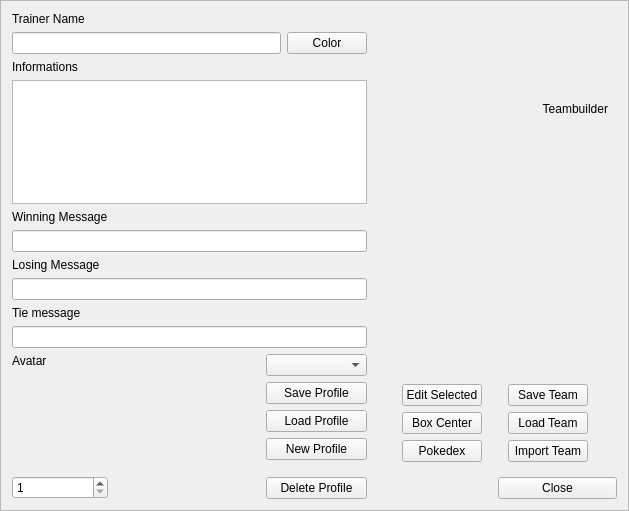
This is src/Teambuilder/trainermenu.ui in po-devs/pokemon-online as Qt 5 draws it before an edit. The edited form follows.
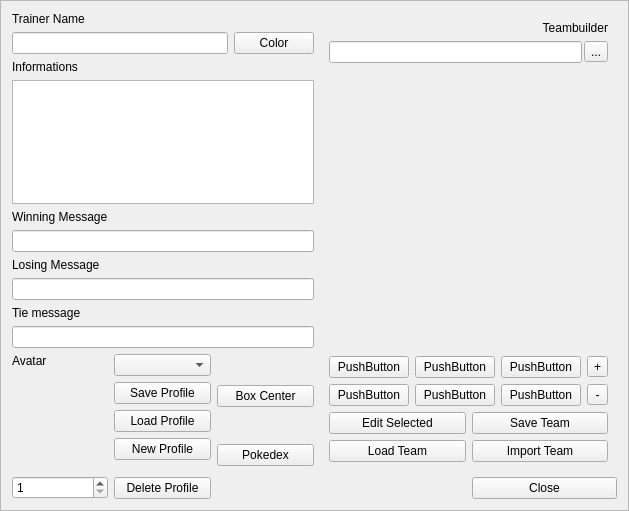
This is the edited form. Custom widgets are drawn as their Qt base class.

Commit message: started doing UI for multiple teams

Diff of the .ui file:
```diff
--- a/src/Teambuilder/trainermenu.ui
+++ b/src/Teambuilder/trainermenu.ui
@@ -110,7 +110,7 @@
       <widget class="QLineEdit" name="tieMessage"/>
      </item>
      <item>
-      <layout class="QHBoxLayout" name="horizontalLayout_2" stretch="0,3,2">
+      <layout class="QHBoxLayout" name="horizontalLayout_2" stretch="0,1,1">
        <item>
         <layout class="QVBoxLayout" name="verticalLayout_3">
          <item>
@@ -166,19 +166,6 @@
          </item>
         </layout>
        </item>
-       <item>
-        <spacer name="horizontalSpacer_4">
-         <property name="orientation">
-          <enum>Qt::Horizontal</enum>
-         </property>
-         <property name="sizeHint" stdset="0">
-          <size>
-           <width>40</width>
-           <height>20</height>
-          </size>
-         </property>
-        </spacer>
-       </item>
        <item>
         <layout class="QVBoxLayout" name="verticalLayout_2">
          <item>
@@ -227,13 +214,31 @@
          </item>
         </layout>
        </item>
+       <item>
+        <layout class="QVBoxLayout" name="verticalLayout_5">
+         <item>
+          <widget class="QPushButton" name="boxCenter">
+           <property name="text">
+            <string>Box Center</string>
+           </property>
+          </widget>
+         </item>
+         <item>
+          <widget class="QPushButton" name="pokedex">
+           <property name="text">
+            <string>Pokedex</string>
+           </property>
+          </widget>
+         </item>
+        </layout>
+       </item>
       </layout>
      </item>
     </layout>
    </item>
    <item row="0" column="5" colspan="2">
     <widget class="QFrame" name="frame">
-     <layout class="QVBoxLayout" name="verticalLayout_4">
+     <layout class="QVBoxLayout" name="verticalLayout_4" stretch="0,0,1,0,1">
       <item>
        <widget class="QLabel" name="teamBuilderLabel">
         <property name="text">
@@ -244,86 +249,116 @@
         </property>
        </widget>
       </item>
+      <item>
+       <layout class="QHBoxLayout" name="horizontalLayout_3">
+        <property name="spacing">
+         <number>2</number>
+        </property>
+        <item>
+         <widget class="QLineEdit" name="teamName"/>
+        </item>
+        <item>
+         <widget class="QToolButton" name="teamFolderButton">
+          <property name="text">
+           <string>...</string>
+          </property>
+         </widget>
+        </item>
+       </layout>
+      </item>
       <item>
        <widget class="PokeButtonsHolder" name="pokemonButtons" native="true"/>
       </item>
       <item>
-       <layout class="QGridLayout" name="gridLayout_3">
+       <layout class="QGridLayout" name="gridLayout_2" columnstretch="1,1,1,0">
+        <item row="0" column="0">
+         <widget class="QPushButton" name="team1">
+          <property name="text">
+           <string>PushButton</string>
+          </property>
+         </widget>
+        </item>
         <item row="0" column="1">
+         <widget class="QPushButton" name="team2">
+          <property name="text">
+           <string>PushButton</string>
+          </property>
+         </widget>
+        </item>
+        <item row="2" column="0">
+         <widget class="QPushButton" name="team3">
+          <property name="text">
+           <string>PushButton</string>
+          </property>
+         </widget>
+        </item>
+        <item row="0" column="2">
+         <widget class="QPushButton" name="team4">
+          <property name="text">
+           <string>PushButton</string>
+          </property>
+         </widget>
+        </item>
+        <item row="2" column="1">
+         <widget class="QPushButton" name="team5">
+          <property name="text">
+           <string>PushButton</string>
+          </property>
+         </widget>
+        </item>
+        <item row="2" column="2">
+         <widget class="QPushButton" name="team6">
+          <property name="text">
+           <string>PushButton</string>
+          </property>
+         </widget>
+        </item>
+        <item row="0" column="3">
+         <widget class="QToolButton" name="addTeam">
+          <property name="text">
+           <string>+</string>
+          </property>
+         </widget>
+        </item>
+        <item row="2" column="3">
+         <widget class="QToolButton" name="removeTeam">
+          <property name="sizePolicy">
+           <sizepolicy hsizetype="Expanding" vsizetype="Fixed">
+            <horstretch>0</horstretch>
+            <verstretch>0</verstretch>
+           </sizepolicy>
+          </property>
+          <property name="text">
+           <string>-</string>
+          </property>
+         </widget>
+        </item>
+       </layout>
+      </item>
+      <item>
+       <layout class="QGridLayout" name="gridLayout_4">
+        <item row="0" column="0">
          <widget class="QPushButton" name="editSelected">
           <property name="text">
            <string>Edit Selected</string>
           </property>
          </widget>
         </item>
-        <item row="0" column="3">
+        <item row="0" column="1">
          <widget class="QPushButton" name="saveTeam">
           <property name="text">
            <string>Save Team</string>
           </property>
          </widget>
         </item>
-        <item row="1" column="1">
-         <widget class="QPushButton" name="boxCenter">
-          <property name="text">
-           <string>Box Center</string>
-          </property>
-         </widget>
-        </item>
-        <item row="2" column="1">
-         <widget class="QPushButton" name="pokedex">
-          <property name="text">
-           <string>Pokedex</string>
-          </property>
-         </widget>
-        </item>
-        <item row="1" column="3">
+        <item row="1" column="0">
          <widget class="QPushButton" name="loadTeam">
           <property name="text">
            <string>Load Team</string>
           </property>
          </widget>
         </item>
-        <item row="1" column="2">
-         <spacer name="horizontalSpacer">
-          <property name="orientation">
-           <enum>Qt::Horizontal</enum>
-          </property>
-          <property name="sizeHint" stdset="0">
-           <size>
-            <width>20</width>
-            <height>20</height>
-           </size>
-          </property>
-         </spacer>
-        </item>
-        <item row="1" column="0">
-         <spacer name="horizontalSpacer_2">
-          <property name="orientation">
-           <enum>Qt::Horizontal</enum>
-          </property>
-          <property name="sizeHint" stdset="0">
-           <size>
-            <width>20</width>
-            <height>20</height>
-           </size>
-          </property>
-         </spacer>
-        </item>
-        <item row="1" column="4">
-         <spacer name="horizontalSpacer_3">
-          <property name="orientation">
-           <enum>Qt::Horizontal</enum>
-          </property>
-          <property name="sizeHint" stdset="0">
-           <size>
-            <width>20</width>
-            <height>20</height>
-           </size>
-          </property>
-         </spacer>
-        </item>
-        <item row="2" column="3">
+        <item row="1" column="1">
          <widget class="QPushButton" name="importTeam">
           <property name="text">
            <string>Import Team</string>
```
The commit also changes 8 other files.
